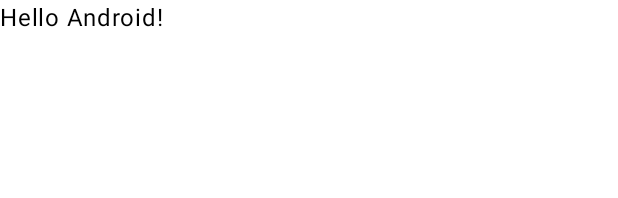
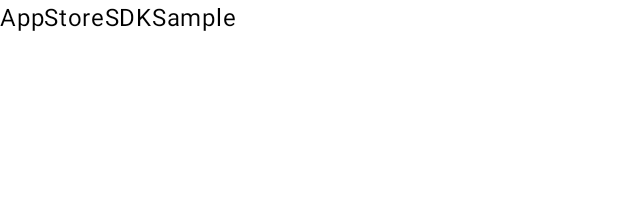
Before and after one commit to TatsukiIshijima/amazon-purchasing, an Android app built with Jetpack Compose: the @Preview function GreetingPreview, on a phone screen of 412 x 824 dp. Shown: the top 198 px of the screen. Run offline under Robolectric (Android 15) with nearby library versions, the phone set to English and light mode, and no system bars.

Commit message:
show app name

```diff
--- a/app/src/main/java/com/tatsuki/appstoresdksample/MainActivity.kt
+++ b/app/src/main/java/com/tatsuki/appstoresdksample/MainActivity.kt
@@ -9,6 +9,7 @@ import androidx.compose.material3.Surface
 import androidx.compose.material3.Text
 import androidx.compose.runtime.Composable
 import androidx.compose.ui.Modifier
+import androidx.compose.ui.res.stringResource
 import androidx.compose.ui.tooling.preview.Preview
 import com.tatsuki.appstoresdksample.ui.theme.AppStoreSDKSampleTheme
 
@@ -19,7 +20,7 @@ class MainActivity : ComponentActivity() {
       AppStoreSDKSampleTheme {
         // A surface container using the 'background' color from the theme
         Surface(modifier = Modifier.fillMaxSize(), color = MaterialTheme.colorScheme.background) {
-          Greeting("Android")
+          Greeting()
         }
       }
     }
@@ -27,9 +28,9 @@ class MainActivity : ComponentActivity() {
 }
 
 @Composable
-fun Greeting(name: String, modifier: Modifier = Modifier) {
+fun Greeting(modifier: Modifier = Modifier) {
   Text(
-    text = "Hello $name!",
+    text = stringResource(id = R.string.app_name),
     modifier = modifier
   )
 }
@@ -38,6 +39,6 @@ fun Greeting(name: String, modifier: Modifier = Modifier) {
 @Composable
 fun GreetingPreview() {
   AppStoreSDKSampleTheme {
-    Greeting("Android")
+    Greeting()
   }
 }
```
